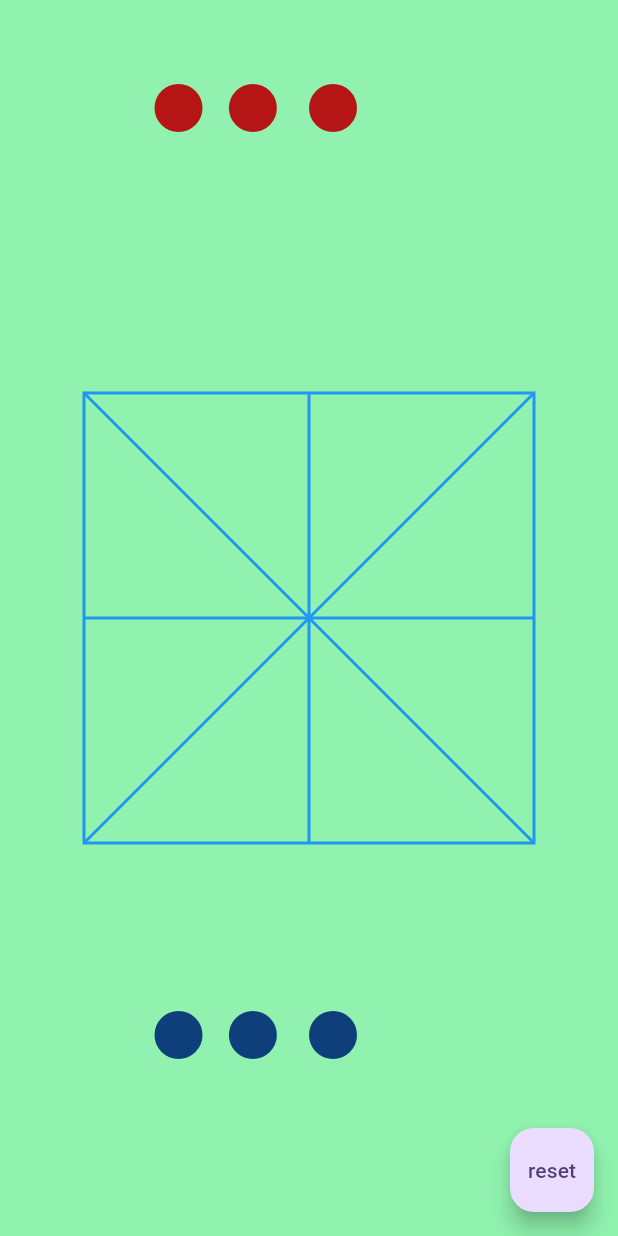
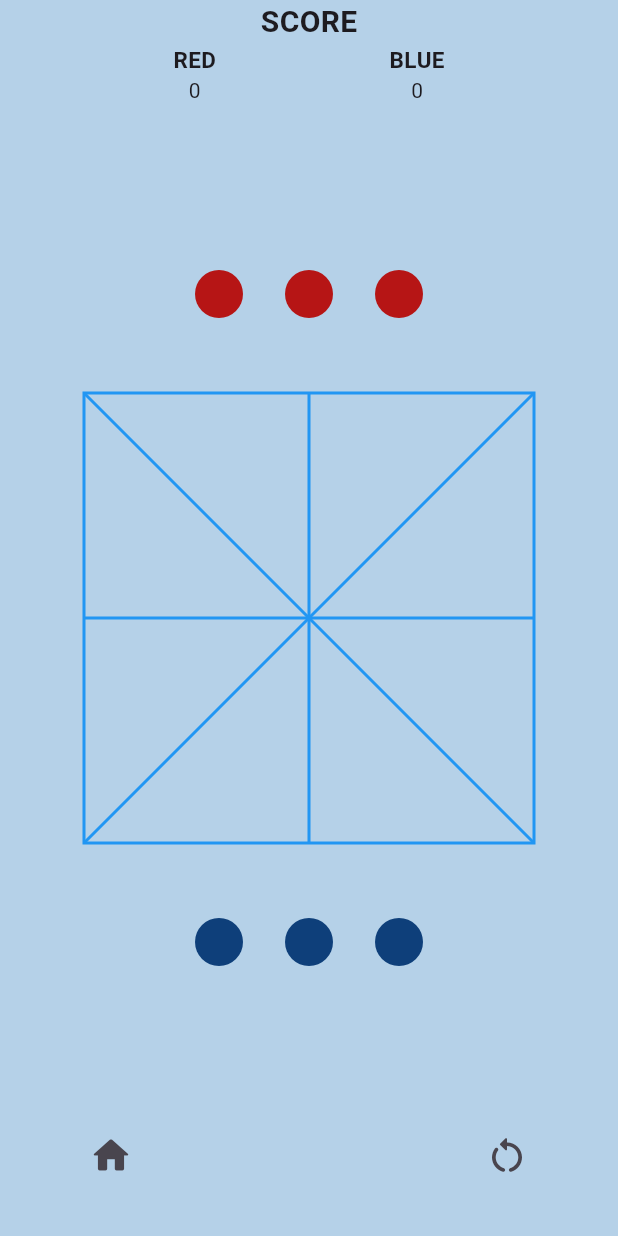
Before and after one commit to AnandTomy/NERA, a Flutter app: the screen it shows after launch, after a tap on "Start Game", on a phone screen of 412 x 824 dp. Run offline on Flutter 3.47's test engine with Material 3 defaults, Android fonts, the phone set to English and light mode, and no system bars; our stand-ins replace get.

Commit message:
'game screeeb change'

```diff
--- a/lib/button_controller.dart
+++ b/lib/button_controller.dart
@@ -2,6 +2,25 @@ import 'package:flutter/material.dart';
 import 'package:get/get.dart';
 
 class ButtonController extends GetxController {
+
+  Rx<int> _redScore = 0.obs;
+
+
+  int get redScore => _redScore.value;
+
+  set redScore(int value) {
+    _redScore.value = value;
+  }
+  Rx<int> _blueScore = 0.obs;
+
+  int get blueScore => _blueScore.value;
+
+  set blueScore(int value) {
+    _blueScore.value = value;
+
+  }
+
+
 
   Rx<bool> vis1 = false.obs;
   Rx<bool> vis2 = false.obs;
@@ -41,8 +60,13 @@ class ButtonController extends GetxController {
   // }
 
   String winner = '';
+  Rx<bool> _isTurn = false.obs;
 
-  bool isTurn = false;
+  bool get isTurn => _isTurn.value;
+
+  set isTurn(bool value) {
+    _isTurn.value = value;
+  }
   int id = 0;
   Offset selectedButtonOffset = Offset(0, 0);
 
@@ -153,9 +177,11 @@ class ButtonController extends GetxController {
       winner = 'blue';
     }
     if (winner == 'red') {
-      Get.snackbar('Red Wins', 'message');
+      redScore++;
+      Get.snackbar('Red Wins', 'message',snackPosition: SnackPosition.BOTTOM);
     } else if (winner == 'blue') {
-      Get.snackbar('blue Wins', 'message');
+      blueScore++;
+      Get.snackbar('blue Wins', 'message',snackPosition: SnackPosition.BOTTOM);
     }
   }
 
--- a/lib/screens/game_screen.dart
+++ b/lib/screens/game_screen.dart
@@ -38,13 +38,13 @@ class _GameScreenState extends State<GameScreen> {
 
   @override
   void initState() {
-    redInitPos = Offset(size.width / 2, size.height / 4 - 150);
-    redInitPos1 = Offset(size.width / 2.7, size.height / 4 - 150);
-    redInitPos2 = Offset(size.width / 4, size.height / 4 - 150);
+    redInitPos = Offset(size.width / 2 -60-16, size.height / 2 - 200 -32 );
+    redInitPos1 = Offset(size.width / 2 -16, size.height / 2 -200-32 );
+    redInitPos2 = Offset(size.width / 2 +60-16, size.height / 2  -200-32);
 
-    blueInitPos = Offset(size.width / 2, size.height - 150);
-    blueInitPos1 = Offset(size.width / 2.7, size.height - 150);
-    blueInitPos2 = Offset(size.width / 4, size.height - 150);
+    blueInitPos = Offset(size.width / 2 - 60-16, size.height/2+200);
+    blueInitPos1 = Offset(size.width / 2-16, size.height/2+200);
+    blueInitPos2 = Offset(size.width / 2 + 60-16, size.height/2+200);
 
     topLeft = Offset(size.width / 2 - 150 - 16, size.height / 2 - 150 - 16);
     top = Offset(size.width / 2 - 16, size.height / 2 - 150 - 16);
@@ -68,18 +68,73 @@ class _GameScreenState extends State<GameScreen> {
 
   @override
   Widget build(BuildContext context) {
-    return Scaffold(
-      floatingActionButton: FloatingActionButton(
-        child: Text('reset'),
-        onPressed: () {
+    return Obx(
+        ()=> Scaffold(
+        // floatingActionButton: FloatingActionButton(
+        //   child: Text('reset'),
+        //   onPressed: () {
+        //     resetGame();
+        //   },
+        // ),
+        backgroundColor: buttonController.isTurn?Color(0xF2EABDBD):Color(0xF2B1CFE7),
+        body: Center(
+          child:  Stack(
+              children: [
+                Positioned(
+                  bottom: 20,
+                    child:SizedBox(
+                      width: widget.size.width,
+                      child: Padding(
+                        padding: const EdgeInsets.symmetric(horizontal: 50,vertical: 10),
+                        child: Row(
+
+                          mainAxisAlignment: MainAxisAlignment.spaceBetween,
+                          children: [
+                            IconButton(onPressed: (){
+                              Get.offAll(HomeScreen());
+                            }, icon: Icon(Icons.home_rounded,size: 30,)),
+                            IconButton(onPressed: (){
                               resetGame();
-        },
+                            }, icon: Icon(Icons.restart_alt_rounded,size: 30,))
+                          ],
                         ),
-      backgroundColor: Color(0xF28AF1AA),
-      body: Center(
-        child: Obx(
-          () => Stack(
+                      ),
+                    )),
+                SafeArea(
+                  child: SizedBox(
+                    width: widget.size.width,
+                    child: Column(
+
                       children: [
+                        Text("SCORE",
+                          style: TextStyle(
+                          fontSize: 20,
+                          fontWeight: FontWeight.bold
+                        ),
+                        ),
+                        Row(
+                          mainAxisAlignment: MainAxisAlignment.spaceEvenly,
+                          children: [
+                            Column(children: [
+                              Text('RED',style: TextStyle(
+                            fontSize: 15,
+                            fontWeight: FontWeight.bold
+                        ),),
+                              Text(buttonController.redScore.toString())
+                            ],),
+                            Column(children: [
+                              Text('BLUE',style: TextStyle(
+                                fontSize: 15,
+                                fontWeight: FontWeight.bold
+                            ),),
+                              Text(buttonController.blueScore.toString())
+                            ],)
+                          ],
+                        ),
+                      ],
+                    ),
+                  ),
+                ),
                 Center(
                   child: CustomPaint(
                     size: Size(300, 300), // Size of the square
@@ -125,6 +180,7 @@ class _GameScreenState extends State<GameScreen> {
                     }),
               ],
             ),
+
         ),
       ),
     );
--- a/lib/screens/home_screen.dart
+++ b/lib/screens/home_screen.dart
@@ -16,10 +16,7 @@ class HomeScreen extends StatelessWidget {
         child: Column(
           mainAxisAlignment: MainAxisAlignment.center,
           children: [
-            Image.asset(
-              'assets/game_logo.png', // Replace with your game logo image
-              width: 200,
-            ),
+            FlutterLogo(),
             SizedBox(height: 40),
             ElevatedButton(
               onPressed: () {
```
Lines whose indentation alone changed are shown as unchanged.
